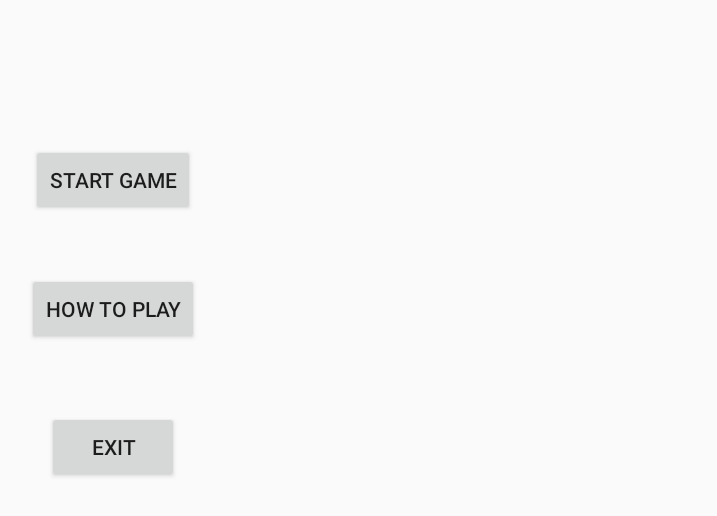
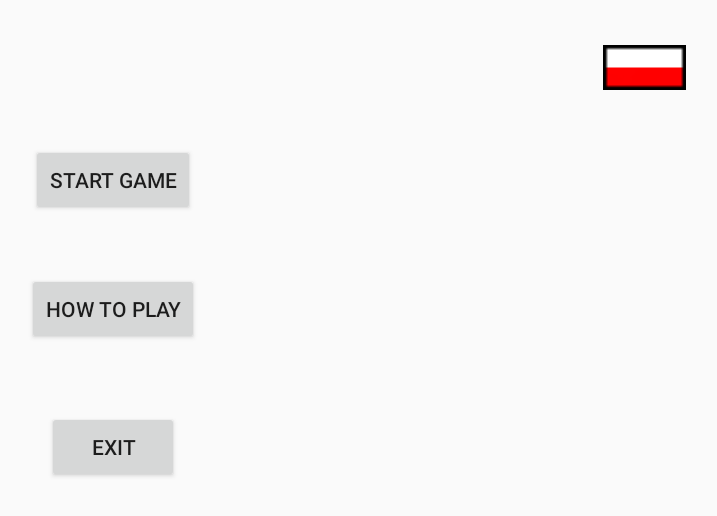
Before and after one commit to Piotr9923/Aplikacja, an Android app: the screen it shows after launch (MenuActivity), on a phone screen of 824 x 412 dp (held sideways). Shown: the top 516 px of the screen, without its empty margins (505-1222 px from the left). Run offline under Robolectric (Android 15) with nearby library versions, the phone set to English and light mode, and no system bars.

Commit message:
Dodano możliwość wyboru języka

```diff
--- a/PeeW/app/src/main/java/com/example/peew/GameActivity.java
+++ b/PeeW/app/src/main/java/com/example/peew/GameActivity.java
@@ -23,6 +23,7 @@ public class GameActivity extends Activity {
         gameView = new GameView(this, gameWorld);
 
         setContentView(gameView);
+
     }
 
 
--- a/PeeW/app/src/main/java/com/example/peew/MenuActivity.java
+++ b/PeeW/app/src/main/java/com/example/peew/MenuActivity.java
@@ -2,15 +2,26 @@ package com.example.peew;
 
 import android.app.Activity;
 import android.content.Intent;
+import android.content.res.Configuration;
+import android.content.res.Resources;
+import android.graphics.Bitmap;
+import android.graphics.BitmapFactory;
+import android.graphics.Color;
 import android.os.Bundle;
+import android.util.DisplayMetrics;
 import android.view.View;
 import android.view.Window;
 import android.view.WindowManager;
 import android.widget.Button;
+import android.widget.ImageView;
+
+import java.util.Locale;
 
 public class MenuActivity extends Activity {
 
-    Button startGameButton, exitGameButton;
+    Button startGameButton, exitGameButton, howToPlay;
+    ImageView language;
+    Bitmap pl,en;
 
     @Override
     protected void onCreate(Bundle savedInstanceState) {
@@ -18,11 +29,26 @@ public class MenuActivity extends Activity {
         this.getWindow().setFlags(WindowManager.LayoutParams.FLAG_FULLSCREEN, WindowManager.LayoutParams.FLAG_FULLSCREEN);
         this.requestWindowFeature(Window.FEATURE_NO_TITLE);
 
+        pl = BitmapFactory.decodeResource(this.getResources(),R.drawable.pl);
+        en = BitmapFactory.decodeResource(this.getResources(),R.drawable.en);
+
 
         setContentView(R.layout.activity_main);
 
+        language = (ImageView) findViewById(R.id.language);
+        language.setImageBitmap(en);
+        language.setOnClickListener(new View.OnClickListener() {
+            @Override
+            public void onClick(View v) {
+                changeLanguage();
+            }
+        });
+        updateLanguageImage(language);
+
+
         startGameButton = (Button) findViewById(R.id.startGameButton);
         exitGameButton = (Button) findViewById(R.id.exit);
+        howToPlay = (Button) findViewById(R.id.how);
 
         startGameButton.setOnClickListener(new View.OnClickListener() {
             @Override
@@ -41,5 +67,50 @@ public class MenuActivity extends Activity {
             }
         });
 
+        howToPlay.setOnClickListener(new View.OnClickListener() {
+            @Override
+            public void onClick(View v) {
+
+            }
+        });
+
+    }
+
+
+    private void changeLanguage() {
+
+        String lang="";
+
+        Resources res = getResources();
+        DisplayMetrics dm = res.getDisplayMetrics();
+        Configuration conf = res.getConfiguration();
+
+        if(Locale.getDefault().getLanguage().equals("pl")) lang="en";
+        else lang="pl";
+
+        Locale myLocale = new Locale(lang);
+        conf.locale = myLocale;
+        res.updateConfiguration(conf, dm);
+        Intent refresh = getIntent();
+        finish();
+        startActivity(refresh);
+    }
+
+    private void updateLanguageImage(ImageView language){
+
+        Resources res = getResources();
+        Configuration conf = res.getConfiguration();
+
+        if(Locale.getDefault().getLanguage().equals("pl")) language.setImageBitmap(en);
+        else language.setImageBitmap(pl);
+
+    }
+
+    @Override
+    protected void onStart() {
+        super.onStart();
+
+        updateLanguageImage(language);
+
     }
 }
--- a/PeeW/app/src/main/res/layout/activity_main.xml
+++ b/PeeW/app/src/main/res/layout/activity_main.xml
@@ -32,4 +32,17 @@
         android:layout_height="wrap_content"
         android:layout_centerInParent="true"
         android:text="@string/how_play" />
+
+    <ImageView
+        android:id="@+id/language"
+        android:layout_width="wrap_content"
+        android:layout_height="wrap_content"
+        android:layout_alignParentTop="true"
+        android:layout_alignParentEnd="true"
+        android:layout_alignParentRight="true"
+        android:layout_marginTop="30dp"
+        android:layout_marginEnd="30dp"
+        android:layout_marginRight="30dp"
+        android:src="@drawable/en" />
+
 </RelativeLayout>
--- a/PeeW/app/src/main/res/values/strings.xml
+++ b/PeeW/app/src/main/res/values/strings.xml
@@ -1,9 +1,9 @@
 <resources>
     <string name="app_name">PeeW</string>
-    <string name="start_game">Start Game</string>
+    <string name="start_game">Start game</string>
     <string name="how_play">How to play</string>
     <string name="exit">Exit</string>
-    <string name="win">You win!!</string>
+    <string name="win">You win !!</string>
     <string name="play_again">Play again</string>
     <string name="menu">Menu</string>
 
```
Also changed, not shown: PeeW/app/src/main/java/com/example/peew/GameView.java (+5 -5 lines), PeeW/app/src/main/java/com/example/peew/Levels.java (+3 -3 lines), PeeW/app/src/main/java/com/example/peew/ShootButton.java (added, +24 -0 lines), PeeW/app/src/main/res/drawable/en.png (added), PeeW/app/src/main/res/drawable/pl.png (added), 1 other file.
